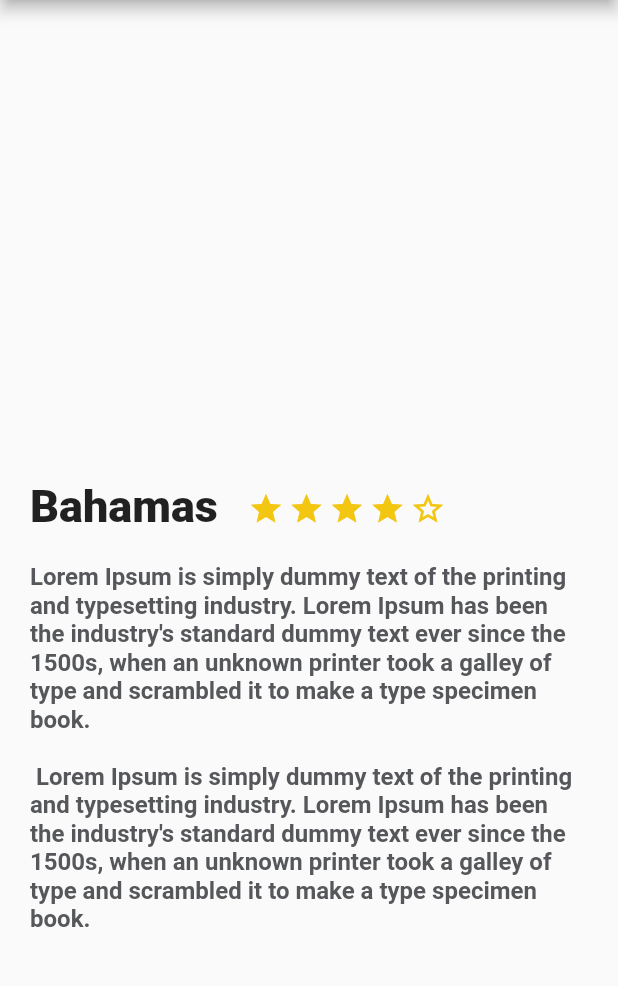
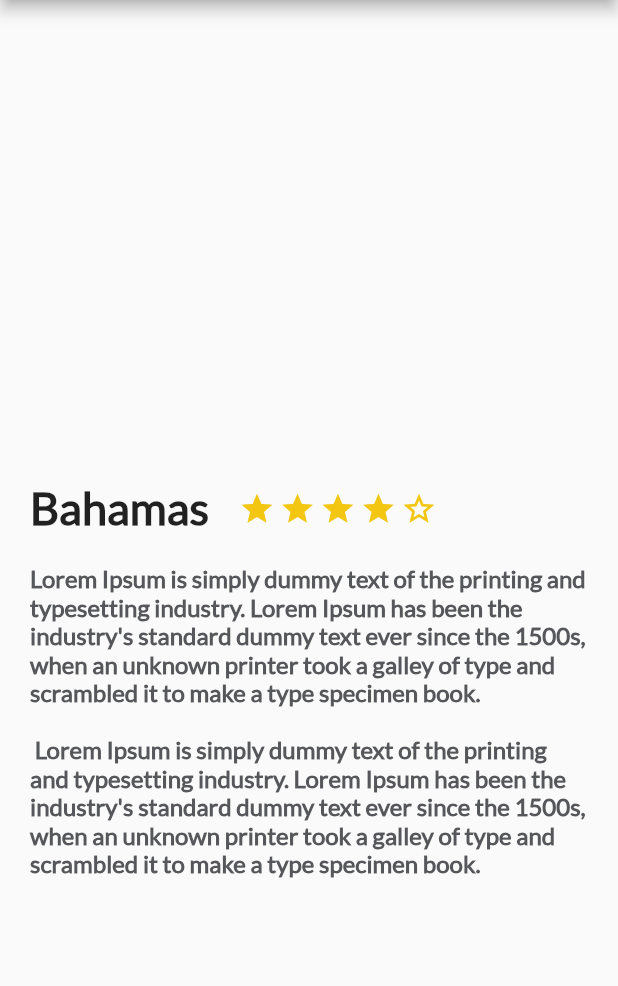
Before and after one commit to AlfredGonz/trips-app, a Flutter app: the screen it shows after launch, on a phone screen of 412 x 824 dp, the part 84-1070 px from its top. Run offline on Flutter 3.47's test engine with Material 2 defaults, Android fonts, the phone set to English and light mode, and no system bars.

Commit message:
Agegando fuente Lato

```diff
--- a/lib/description_place.dart
+++ b/lib/description_place.dart
@@ -41,6 +41,7 @@ class DescriptionPlace extends StatelessWidget {
       child: Text(
         descriptionPlace,
         style: const TextStyle(
+          fontFamily: 'Lato',
             fontSize: 16.0,
             fontWeight: FontWeight.bold,
             color: Color(0xFF56575a)),
@@ -57,6 +58,7 @@ class DescriptionPlace extends StatelessWidget {
           ),
           child: Text(namePlace,
               style: TextStyle(
+                fontFamily: 'Lato',
                 fontSize: 30.0,
                 fontWeight: FontWeight.w900,
               ),
--- a/pubspec.yaml
+++ b/pubspec.yaml
@@ -70,3 +70,7 @@ flutter:
   #
   # For details regarding fonts from package dependencies,
   # see https://flutter.dev/custom-fonts/#from-packages
+  fonts:
+    - family: Lato
+      fonts:
+        - asset: fonts/Lato-Regular.ttf
```
Also changed, not shown: fonts/Lato-Regular.ttf (added).
